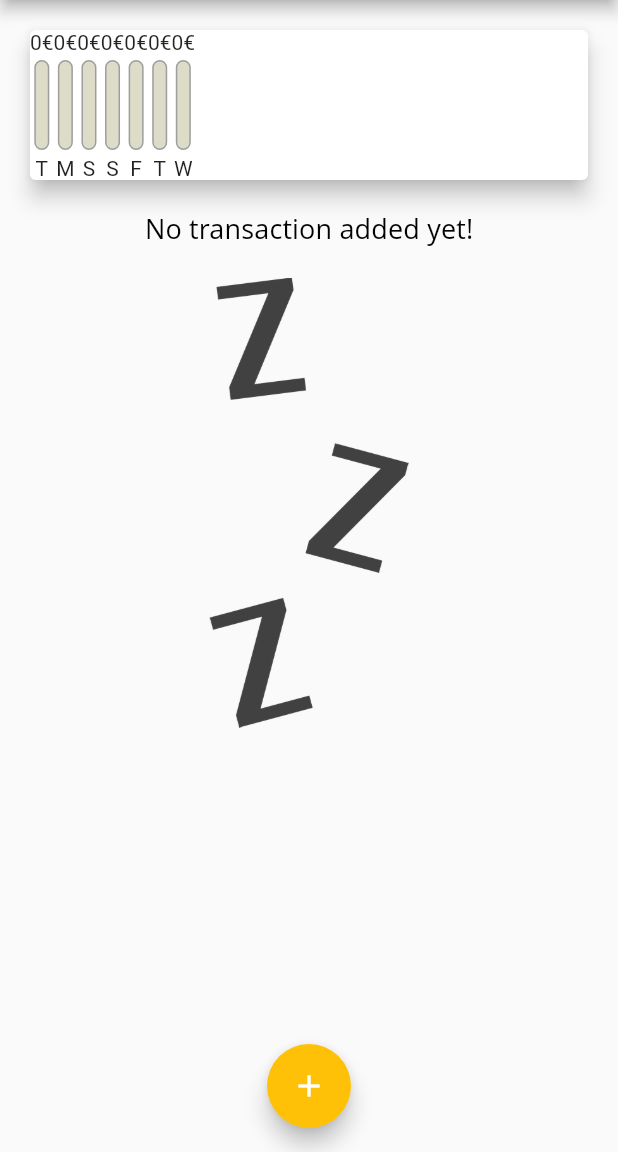
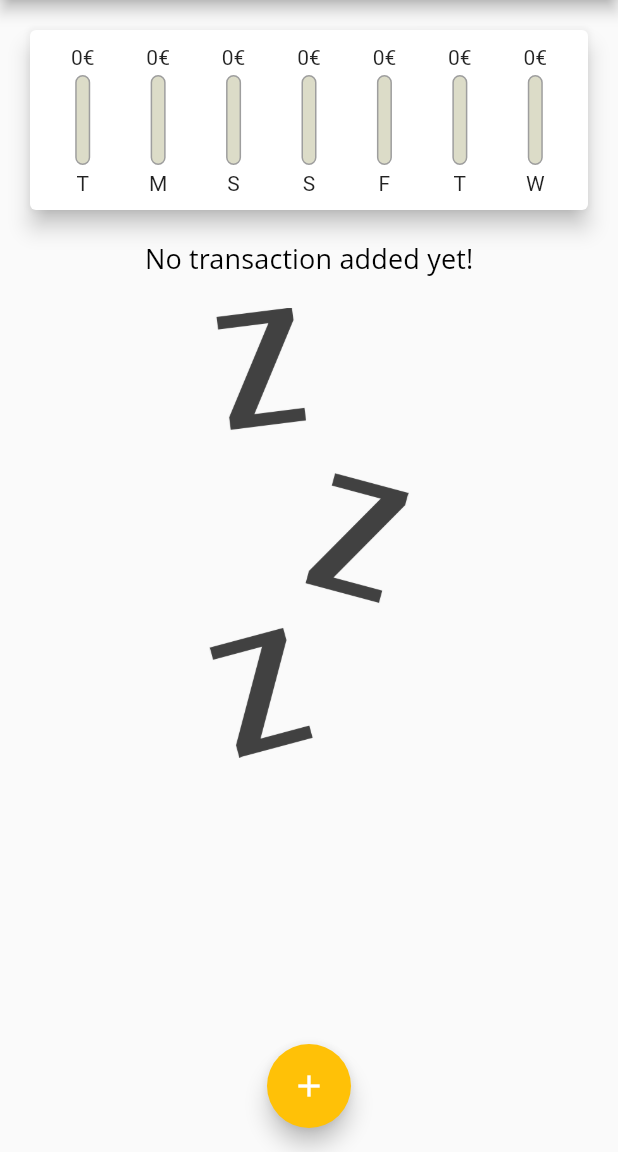
Before and after one commit to ricci1710/flutter_dart_guide, a Flutter app: the screen it shows after launch, on a phone screen of 412 x 824 dp, the part 84-1236 px from its top. Run offline on Flutter 3.47's test engine with Material 2 defaults, Android fonts, the phone set to English and light mode, and no system bars; Roboto replaces fonts that are missing (Open Sans).

Commit message:
section4: 106. Finishing the Chart Bar

```diff
--- a/lib/section4/widgets/chart.dart
+++ b/lib/section4/widgets/chart.dart
@@ -43,14 +43,21 @@ class Chart extends StatelessWidget {
     return Card(
       elevation: 6,
       margin: const EdgeInsets.all(20),
+      child: Padding(
+        padding: const EdgeInsets.all(10),
         child: Row(
+          mainAxisAlignment: MainAxisAlignment.spaceAround,
           children: groupTransactionValues.map((data) {
-          return ChartBar(
+            return Flexible(
+              fit: FlexFit.tight,
+              child: ChartBar(
                 (data['day'] as String),
                 (data['amount'] as double),
                 totalSpending == 0 ? 0.0 : (data['amount'] as double) / totalSpending,
+              ),
             );
           }).toList(),
+        ),
       ),
     );
   }
--- a/lib/section4/widgets/chart_bar.dart
+++ b/lib/section4/widgets/chart_bar.dart
@@ -11,7 +11,9 @@ class ChartBar extends StatelessWidget {
   Widget build(BuildContext context) {
     return Column(
       children: [
-        Text('${spendingAmount.toStringAsFixed(0)}€'),
+        FittedBox(
+          child: Text('${spendingAmount.toStringAsFixed(0)}€'),
+        ),
         const SizedBox(
           height: 4,
         ),
```
Lines whose indentation alone changed are shown as unchanged.
